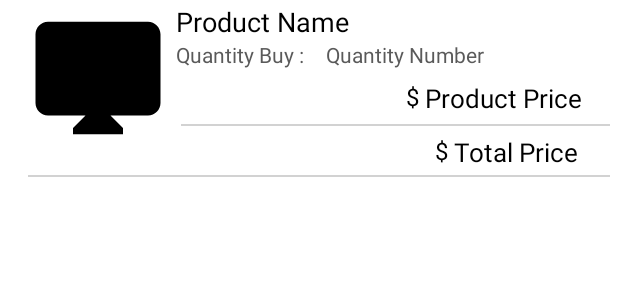
After one commit to SaniaSmith/Shop-Application, an Android app: the layout cart_product.xml on its own in the app's theme, with its tools: preview values and no code run, on a phone screen of 412 x 824 dp. The commit adds this screen. Shown: the top 300 px of the screen. Run offline under Robolectric (Android 15) with nearby library versions, the phone set to English and light mode, and no system bars.

Commit message:
Fix Product Design and Cart

```diff
--- a/app/src/main/AndroidManifest.xml
+++ b/app/src/main/AndroidManifest.xml
@@ -2,7 +2,7 @@
 <manifest xmlns:android="http://schemas.android.com/apk/res/android"
     xmlns:tools="http://schemas.android.com/tools">
 
-    <uses-permission android:name="android.permission.INTERNET"/>
+    <uses-permission android:name="android.permission.INTERNET" />
 
     <application
         android:allowBackup="true"
@@ -13,6 +13,9 @@
         android:supportsRtl="true"
         android:theme="@style/Theme.ShopApp"
         tools:targetApi="31">
+        <activity
+            android:name=".CartActivity"
+            android:exported="false" />
         <activity
             android:name=".MainActivity"
             android:exported="true">
--- a/app/src/main/java/com/example/shopapp/ApiInterface.kt
+++ b/app/src/main/java/com/example/shopapp/ProductApiInterface.kt
@@ -3,11 +3,7 @@ package com.example.shopapp
 import retrofit2.Call
 import retrofit2.http.GET
 
-interface ApiInterface {
-
+interface ProductApiInterface {
     @GET("products")
     fun getProductData() : Call<productData>
-
-    @GET("carts")
-    fun getCartsData() : Call<cartData>
 }
--- /dev/null
+++ b/app/src/main/res/layout/cart_product.xml
@@ -0,0 +1,127 @@
+<?xml version="1.0" encoding="utf-8"?>
+<LinearLayout xmlns:android="http://schemas.android.com/apk/res/android"
+    android:orientation="vertical"
+    android:layout_width="match_parent"
+    android:layout_height="wrap_content"
+    android:layout_marginRight="2dp"
+    android:layout_marginVertical="2dp"
+    android:layout_marginLeft="15dp">
+
+    <LinearLayout
+        android:layout_width="match_parent"
+        android:layout_height="wrap_content"
+        android:orientation="horizontal">
+
+        <ImageView
+            android:id="@+id/iv_cartProduct"
+            android:layout_width="100dp"
+            android:layout_height="100dp"
+            android:src="@drawable/baseline_desktop_mac_24"/>
+
+        <LinearLayout
+            android:layout_width="match_parent"
+            android:layout_height="wrap_content"
+            android:layout_gravity="center_vertical"
+            android:orientation="vertical"
+            android:layout_marginLeft="2dp">
+
+            <TextView
+                android:id="@+id/tv_cartProductName"
+                android:layout_width="match_parent"
+                android:layout_height="wrap_content"
+                android:text="Product Name"
+                android:textSize="18sp"
+                android:textColor="@color/black"/>
+
+            <LinearLayout
+                android:layout_width="match_parent"
+                android:layout_height="wrap_content"
+                android:orientation="horizontal">
+
+                <TextView
+                    android:layout_width="100dp"
+                    android:layout_height="wrap_content"
+                    android:text="Quantity Buy : "
+                    android:textSize="14sp"
+                    android:textColor="@color/gray"/>
+
+                <TextView
+                    android:id="@+id/tv_quantityBought"
+                    android:layout_width="match_parent"
+                    android:layout_height="wrap_content"
+                    android:text="Quantity Number"
+                    android:textSize="14sp"
+                    android:textColor="@color/gray"/>
+
+            </LinearLayout>
+
+            <LinearLayout
+                android:layout_width="match_parent"
+                android:layout_height="wrap_content"
+                android:orientation="horizontal"
+                android:layout_marginTop="7dp">
+
+                <TextView
+                    android:layout_width="15dp"
+                    android:layout_height="match_parent"
+                    android:text="$ "
+                    android:textSize="16sp"
+                    android:textColor="@color/black"
+                    android:layout_weight="7"
+                    android:gravity="right"/>
+
+                <TextView
+                    android:id="@+id/tv_cartProductPrice"
+                    android:layout_width="wrap_content"
+                    android:layout_height="match_parent"
+                    android:text="Product Price"
+                    android:textSize="17sp"
+                    android:textColor="@color/black"
+                    android:layout_weight="1"/>
+
+            </LinearLayout>
+
+            <View
+                android:layout_width="match_parent"
+                android:layout_height="1dp"
+                android:layout_marginVertical="5dp"
+                android:layout_marginHorizontal="3dp"
+                android:background="@color/lightGray"/>
+
+            <LinearLayout
+                android:layout_width="match_parent"
+                android:layout_height="wrap_content"
+                android:orientation="horizontal">
+
+                <TextView
+                    android:layout_width="15dp"
+                    android:layout_height="match_parent"
+                    android:text="$ "
+                    android:textSize="16sp"
+                    android:textColor="@color/black"
+                    android:layout_weight="7"
+                    android:gravity="right"/>
+
+                <TextView
+                    android:id="@+id/tv_TotalPrice"
+                    android:layout_width="wrap_content"
+                    android:layout_height="match_parent"
+                    android:text="Total Price"
+                    android:textSize="17sp"
+                    android:textColor="@color/black"
+                    android:layout_weight="1"/>
+
+            </LinearLayout>
+
+        </LinearLayout>
+
+    </LinearLayout>
+
+    <View
+        android:layout_width="match_parent"
+        android:layout_height="1.5dp"
+        android:layout_marginTop="3dp"
+        android:layout_marginHorizontal="3dp"
+        android:background="@color/lightGray"/>
+
+</LinearLayout>
--- a/app/src/main/res/values/colors.xml
+++ b/app/src/main/res/values/colors.xml
@@ -7,5 +7,6 @@
     <color name="teal_700">#FF018786</color>
     <color name="black">#FF000000</color>
     <color name="gray">#5A5A5A</color>
+    <color name="lightGray">#BEC3C3C3</color>
     <color name="white">#FFFFFFFF</color>
 </resources>
```
Also changed, not shown: app/src/main/java/com/example/shopapp/CartAPIInterface.kt (added, +10 -0 lines), app/src/main/java/com/example/shopapp/CartActivity.kt (added, +50 -0 lines), app/src/main/java/com/example/shopapp/MainActivity.kt (+9 -16 lines), app/src/main/java/com/example/shopapp/Product.kt (+8 -2 lines), app/src/main/java/com/example/shopapp/cart.kt (added, +11 -0 lines), app/src/main/java/com/example/shopapp/cartAdapter.kt (added, +50 -0 lines), app/src/main/java/com/example/shopapp/cartData.kt (+6 -1 lines), app/src/main/java/com/example/shopapp/cartDataItem.kt (deleted, +0 -9 lines), app/src/main/java/com/example/shopapp/cartProductAdapter.kt (added, +57 -0 lines), app/src/main/java/com/example/shopapp/productAdapter.kt (+9 -16 lines), app/src/main/res/layout/activity_cart.xml (added, +27 -0 lines), app/src/main/res/layout/activity_main.xml (+4 -3 lines), app/src/main/res/layout/each_cart.xml (added, +85 -0 lines), app/src/main/res/layout/each_product.xml (+37 -44 lines).
